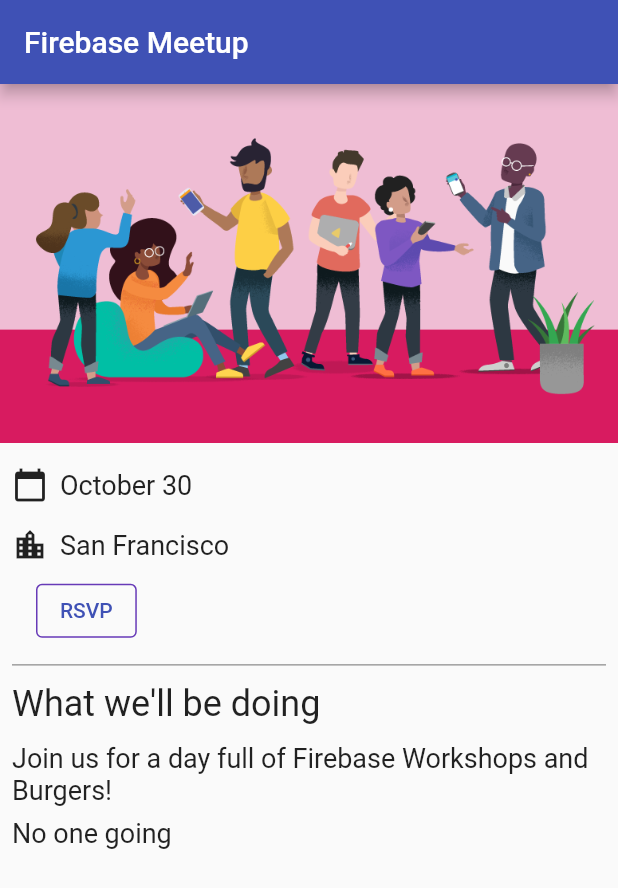
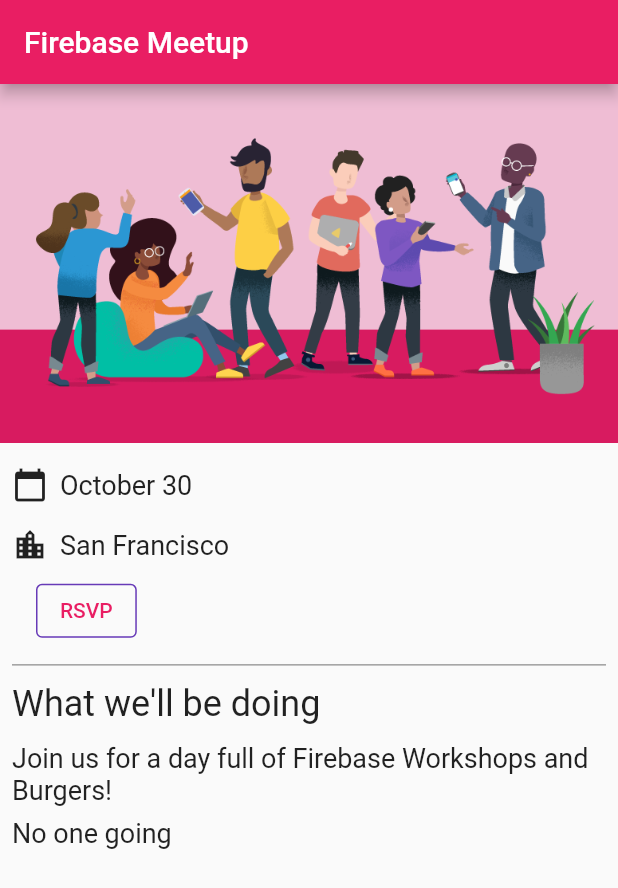
Before and after one commit to finickyakshay/FlutterWebApp, a Flutter app: the screen it shows after launch, on a phone screen of 412 x 824 dp. Shown: the top 888 px of the screen. Run offline on Flutter 3.47's test engine with Material 2 defaults, Android fonts, the phone set to English and light mode, and no system bars; our stand-ins replace cloud_firestore, firebase_auth, firebase_core, google_fonts; accounts and stored records are empty.

Commit message:
New Version

```diff
--- a/lib/main.dart
+++ b/lib/main.dart
@@ -25,9 +25,9 @@
       title: 'Firebase Meetup',
       theme: ThemeData(
         buttonTheme: Theme.of(context).buttonTheme.copyWith(
-              highlightColor: Colors.blue,
+              highlightColor: Colors.deepOrange,
             ),
-        primarySwatch: Colors.indigo,
+        primarySwatch: Colors.pink,
         textTheme: GoogleFonts.robotoTextTheme(
           Theme.of(context).textTheme,
         ),
```
